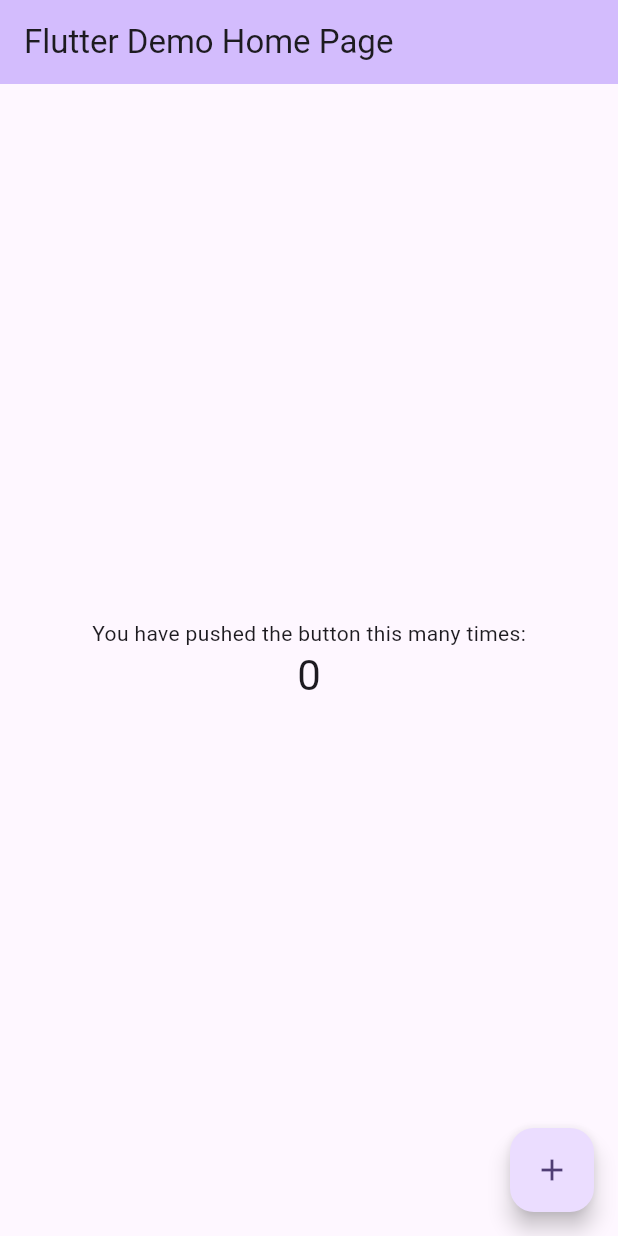
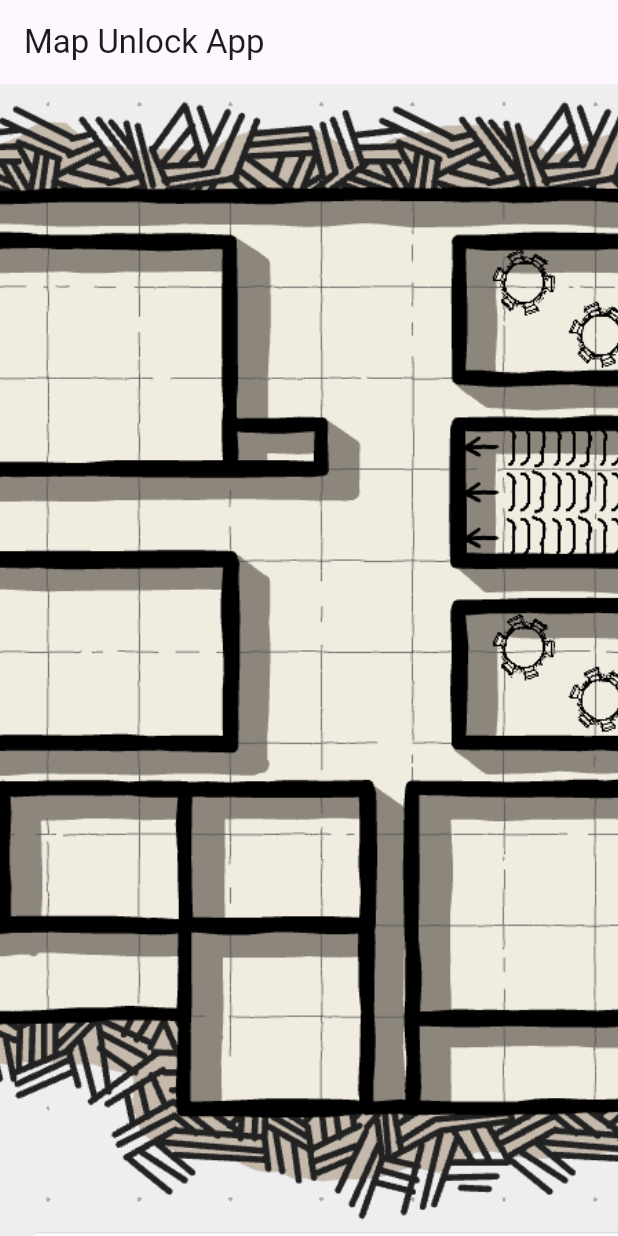
Before and after one commit to mpinel6/CSC4330ScavengerHunt, a Flutter app: the screen it shows after launch, on a phone screen of 412 x 824 dp. Run offline on Flutter 3.47's test engine with Material 3 defaults, Android fonts, the light colour scheme and no system bars.

Commit message:
Added static page displaying map image background.

```diff
--- a/lib/main.dart
+++ b/lib/main.dart
@@ -1,125 +1,31 @@
 import 'package:flutter/material.dart';
 
 void main() {
-  runApp(const MyApp());
+  runApp(MyApp());
 }
 
 class MyApp extends StatelessWidget {
-  const MyApp({super.key});
-
-  // This widget is the root of your application.
   @override
   Widget build(BuildContext context) {
     return MaterialApp(
-      title: 'Flutter Demo',
-      theme: ThemeData(
-        // This is the theme of your application.
-        //
-        // TRY THIS: Try running your application with "flutter run". You'll see
-        // the application has a purple toolbar. Then, without quitting the app,
-        // try changing the seedColor in the colorScheme below to Colors.green
-        // and then invoke "hot reload" (save your changes or press the "hot
-        // reload" button in a Flutter-supported IDE, or press "r" if you used
-        // the command line to start the app).
-        //
-        // Notice that the counter didn't reset back to zero; the application
-        // state is not lost during the reload. To reset the state, use hot
-        // restart instead.
-        //
-        // This works for code too, not just values: Most code changes can be
-        // tested with just a hot reload.
-        colorScheme: ColorScheme.fromSeed(seedColor: Colors.deepPurple),
-        useMaterial3: true,
-      ),
-      home: const MyHomePage(title: 'Flutter Demo Home Page'),
+      title: 'Map Unlock App',
+      theme: ThemeData(primarySwatch: Colors.blue),
+      home: MapImagePage(),
     );
   }
 }
 
-class MyHomePage extends StatefulWidget {
-  const MyHomePage({super.key, required this.title});
-
-  // This widget is the home page of your application. It is stateful, meaning
-  // that it has a State object (defined below) that contains fields that affect
-  // how it looks.
-
-  // This class is the configuration for the state. It holds the values (in this
-  // case the title) provided by the parent (in this case the App widget) and
-  // used by the build method of the State. Fields in a Widget subclass are
-  // always marked "final".
-
-  final String title;
-
-  @override
-  State<MyHomePage> createState() => _MyHomePageState();
-}
-
-class _MyHomePageState extends State<MyHomePage> {
-  int _counter = 0;
-
-  void _incrementCounter() {
-    setState(() {
-      // This call to setState tells the Flutter framework that something has
-      // changed in this State, which causes it to rerun the build method below
-      // so that the display can reflect the updated values. If we changed
-      // _counter without calling setState(), then the build method would not be
-      // called again, and so nothing would appear to happen.
-      _counter++;
-    });
-  }
-
+class MapImagePage extends StatelessWidget {
   @override
   Widget build(BuildContext context) {
-    // This method is rerun every time setState is called, for instance as done
-    // by the _incrementCounter method above.
-    //
-    // The Flutter framework has been optimized to make rerunning build methods
-    // fast, so that you can just rebuild anything that needs updating rather
-    // than having to individually change instances of widgets.
     return Scaffold(
-      appBar: AppBar(
-        // TRY THIS: Try changing the color here to a specific color (to
-        // Colors.amber, perhaps?) and trigger a hot reload to see the AppBar
-        // change color while the other colors stay the same.
-        backgroundColor: Theme.of(context).colorScheme.inversePrimary,
-        // Here we take the value from the MyHomePage object that was created by
-        // the App.build method, and use it to set our appbar title.
-        title: Text(widget.title),
+      appBar: AppBar(title: Text('Map Unlock App')),
+      body: Image.asset(
+        'images/map_image.png',
+        fit: BoxFit.cover,
+        width: double.infinity,
+        height: double.infinity,
       ),
-      body: Center(
-        // Center is a layout widget. It takes a single child and positions it
-        // in the middle of the parent.
-        child: Column(
-          // Column is also a layout widget. It takes a list of children and
-          // arranges them vertically. By default, it sizes itself to fit its
-          // children horizontally, and tries to be as tall as its parent.
-          //
-          // Column has various properties to control how it sizes itself and
-          // how it positions its children. Here we use mainAxisAlignment to
-          // center the children vertically; the main axis here is the vertical
-          // axis because Columns are vertical (the cross axis would be
-          // horizontal).
-          //
-          // TRY THIS: Invoke "debug painting" (choose the "Toggle Debug Paint"
-          // action in the IDE, or press "p" in the console), to see the
-          // wireframe for each widget.
-          mainAxisAlignment: MainAxisAlignment.center,
-          children: <Widget>[
-            const Text(
-              'You have pushed the button this many times:',
-            ),
-            Text(
-              '$_counter',
-              style: Theme.of(context).textTheme.headlineMedium,
-            ),
-          ],
-        ),
-      ),
-      floatingActionButton: FloatingActionButton(
-        onPressed: _incrementCounter,
-        tooltip: 'Increment',
-        child: const Icon(Icons.add),
-      ), // This trailing comma makes auto-formatting nicer for build methods.
     );
   }
 }
```
Also changed, not shown: 1 other file.
